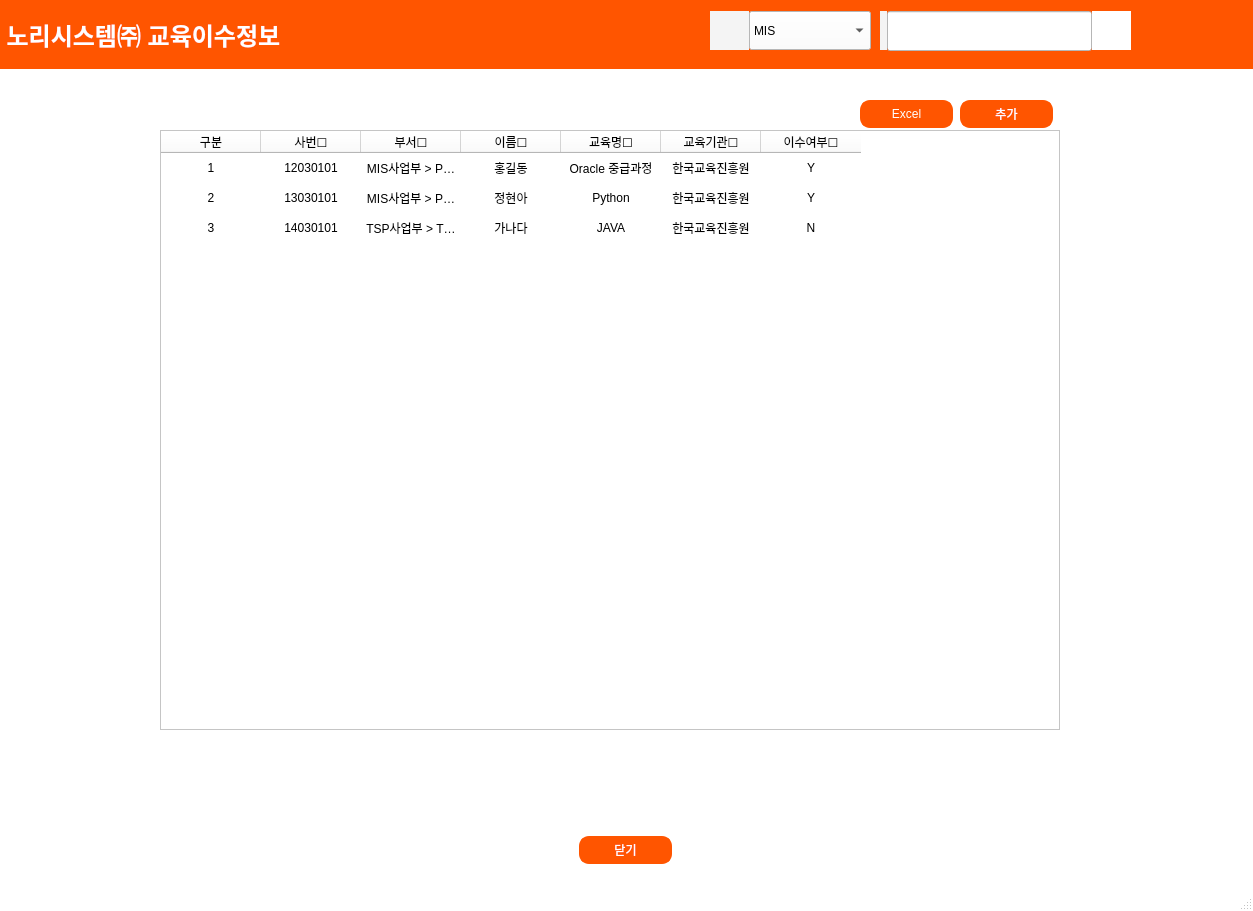
First picture: the form in edu_list.ui, repository hyeona-jeong/HRIS, before the edit.
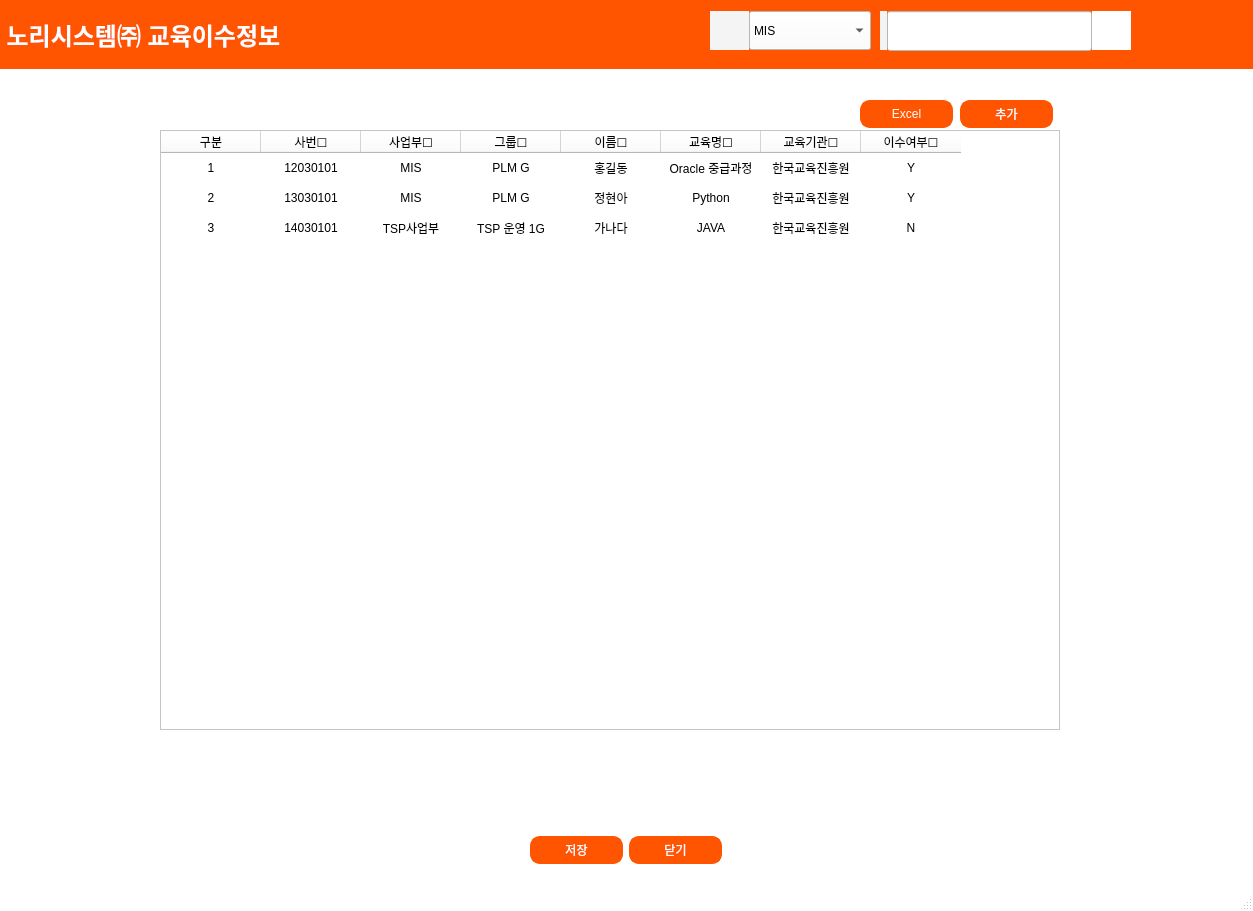
Second picture: the form after the edit. Icons and pictures are not drawn.

```diff
--- a/edu_list.ui
+++ b/edu_list.ui
@@ -494,6 +494,31 @@
        </property>
       </spacer>
      </item>
+     <item>
+      <widget class="QPushButton" name="saveBtn">
+       <property name="minimumSize">
+        <size>
+         <width>93</width>
+         <height>28</height>
+        </size>
+       </property>
+       <property name="maximumSize">
+        <size>
+         <width>93</width>
+         <height>28</height>
+        </size>
+       </property>
+       <property name="styleSheet">
+        <string notr="true">background-color: #ff5500;
+border-radius : 10px; 
+border : 2px solid #ff5500;
+color: white;</string>
+       </property>
+       <property name="text">
+        <string>저장</string>
+       </property>
+      </widget>
+     </item>
      <item>
       <widget class="QPushButton" name="cnlBtn">
        <property name="minimumSize">
@@ -597,7 +622,12 @@
     </column>
     <column>
      <property name="text">
-      <string>부서☐</string>
+      <string>사업부☐</string>
+     </property>
+    </column>
+    <column>
+     <property name="text">
+      <string>그룹☐</string>
      </property>
     </column>
     <column>
@@ -635,46 +665,75 @@
      <property name="textAlignment">
       <set>AlignCenter</set>
      </property>
+     <property name="flags">
+      <set>ItemIsSelectable|ItemIsEnabled</set>
+     </property>
     </item>
     <item row="0" column="2">
      <property name="text">
-      <string>MIS사업부 &gt; PLM G</string>
+      <string>MIS</string>
      </property>
      <property name="textAlignment">
       <set>AlignCenter</set>
      </property>
+     <property name="flags">
+      <set>ItemIsEditable|ItemIsEnabled</set>
+     </property>
     </item>
     <item row="0" column="3">
      <property name="text">
-      <string>홍길동</string>
+      <string>PLM G</string>
      </property>
      <property name="textAlignment">
       <set>AlignCenter</set>
      </property>
+     <property name="flags">
+      <set>ItemIsDragEnabled|ItemIsDropEnabled|ItemIsEnabled</set>
+     </property>
     </item>
     <item row="0" column="4">
      <property name="text">
-      <string>Oracle 중급과정</string>
+      <string>홍길동</string>
      </property>
      <property name="textAlignment">
       <set>AlignCenter</set>
      </property>
+     <property name="flags">
+      <set>ItemIsDragEnabled|ItemIsDropEnabled|ItemIsEnabled</set>
+     </property>
     </item>
     <item row="0" column="5">
      <property name="text">
-      <string>한국교육진흥원</string>
+      <string>Oracle 중급과정</string>
      </property>
      <property name="textAlignment">
       <set>AlignCenter</set>
      </property>
+     <property name="flags">
+      <set>ItemIsUserCheckable|ItemIsEnabled</set>
+     </property>
     </item>
     <item row="0" column="6">
      <property name="text">
+      <string>한국교육진흥원</string>
+     </property>
+     <property name="textAlignment">
+      <set>AlignCenter</set>
+     </property>
+     <property name="flags">
+      <set>ItemIsSelectable|ItemIsEnabled</set>
+     </property>
+    </item>
+    <item row="0" column="7">
+     <property name="text">
       <string>Y</string>
      </property>
      <property name="textAlignment">
       <set>AlignCenter</set>
      </property>
+     <property name="flags">
+      <set>ItemIsEnabled|ItemIsTristate</set>
+     </property>
     </item>
     <item row="1" column="0">
      <property name="text">
@@ -691,10 +750,13 @@
      <property name="textAlignment">
       <set>AlignCenter</set>
      </property>
+     <property name="flags">
+      <set>ItemIsSelectable|ItemIsEnabled</set>
+     </property>
     </item>
     <item row="1" column="2">
      <property name="text">
-      <string>MIS사업부 &gt; PLM G</string>
+      <string>MIS</string>
      </property>
      <property name="textAlignment">
       <set>AlignCenter</set>
@@ -702,7 +764,7 @@
     </item>
     <item row="1" column="3">
      <property name="text">
-      <string>정현아</string>
+      <string>PLM G</string>
      </property>
      <property name="textAlignment">
       <set>AlignCenter</set>
@@ -710,7 +772,7 @@
     </item>
     <item row="1" column="4">
      <property name="text">
-      <string>Python</string>
+      <string>정현아</string>
      </property>
      <property name="textAlignment">
       <set>AlignCenter</set>
@@ -718,14 +780,28 @@
     </item>
     <item row="1" column="5">
      <property name="text">
-      <string>한국교육진흥원</string>
+      <string>Python</string>
      </property>
      <property name="textAlignment">
       <set>AlignCenter</set>
      </property>
+     <property name="flags">
+      <set>ItemIsUserCheckable|ItemIsEnabled</set>
+     </property>
     </item>
     <item row="1" column="6">
      <property name="text">
+      <string>한국교육진흥원</string>
+     </property>
+     <property name="textAlignment">
+      <set>AlignCenter</set>
+     </property>
+     <property name="flags">
+      <set>ItemIsSelectable|ItemIsEnabled</set>
+     </property>
+    </item>
+    <item row="1" column="7">
+     <property name="text">
       <string>Y</string>
      </property>
      <property name="textAlignment">
@@ -747,10 +823,13 @@
      <property name="textAlignment">
       <set>AlignCenter</set>
      </property>
+     <property name="flags">
+      <set>ItemIsSelectable|ItemIsEnabled</set>
+     </property>
     </item>
     <item row="2" column="2">
      <property name="text">
-      <string>TSP사업부 &gt; TSP 운영 1G</string>
+      <string>TSP사업부</string>
      </property>
      <property name="textAlignment">
       <set>AlignCenter</set>
@@ -758,7 +837,7 @@
     </item>
     <item row="2" column="3">
      <property name="text">
-      <string>가나다</string>
+      <string>TSP 운영 1G</string>
      </property>
      <property name="textAlignment">
       <set>AlignCenter</set>
@@ -766,7 +845,7 @@
     </item>
     <item row="2" column="4">
      <property name="text">
-      <string>JAVA</string>
+      <string>가나다</string>
      </property>
      <property name="textAlignment">
       <set>AlignCenter</set>
@@ -774,13 +853,21 @@
     </item>
     <item row="2" column="5">
      <property name="text">
-      <string>한국교육진흥원</string>
+      <string>JAVA</string>
      </property>
      <property name="textAlignment">
       <set>AlignCenter</set>
      </property>
     </item>
     <item row="2" column="6">
+     <property name="text">
+      <string>한국교육진흥원</string>
+     </property>
+     <property name="textAlignment">
+      <set>AlignCenter</set>
+     </property>
+    </item>
+    <item row="2" column="7">
      <property name="text">
       <string>N</string>
      </property>
```
